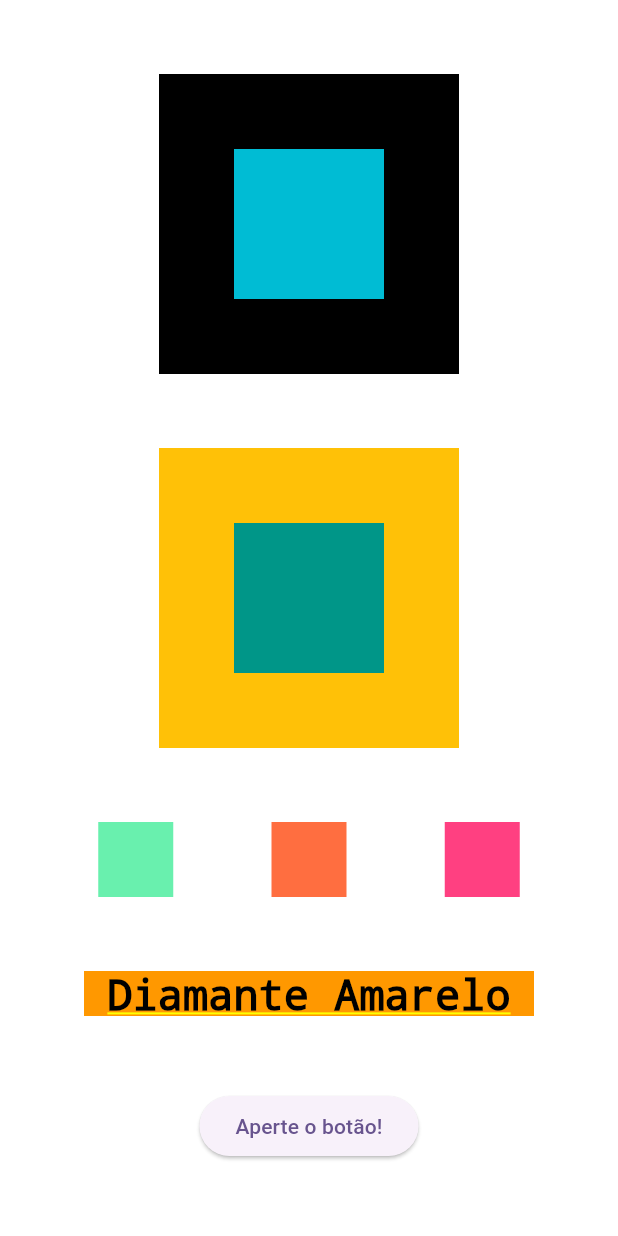
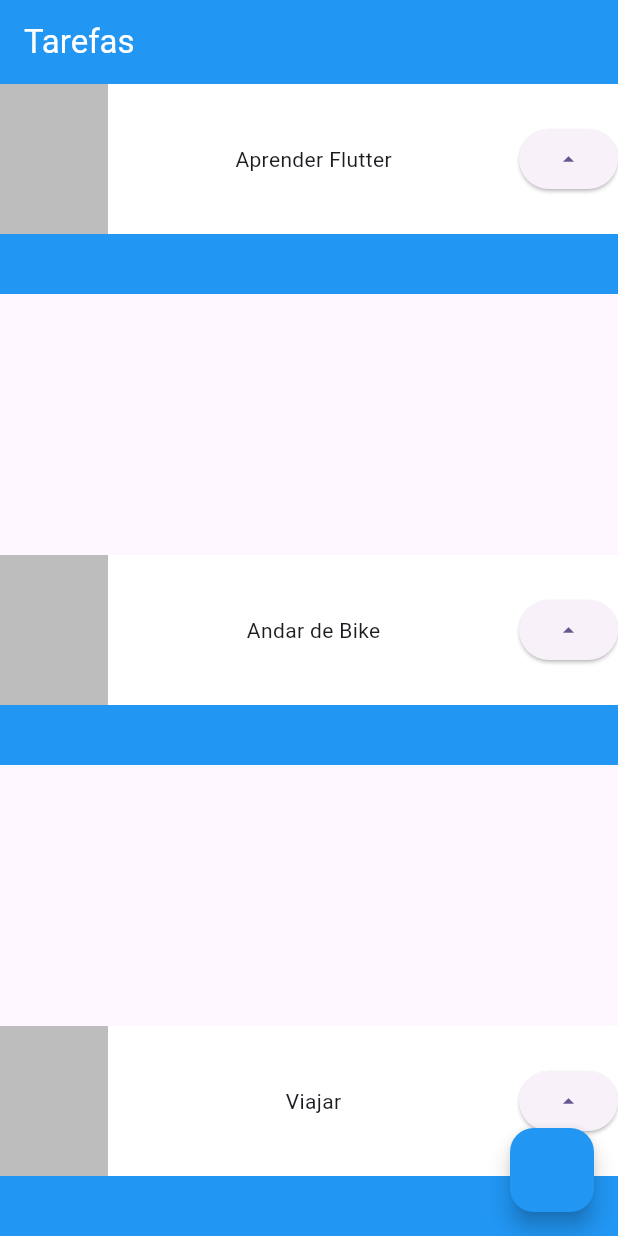
Before and after one commit to eduardobelico/flutest, a Flutter app: the screen it shows after launch, on a phone screen of 412 x 824 dp. Run offline on Flutter 3.47's test engine with Material 2 defaults, Android fonts, the phone set to English and light mode, and no system bars.

Commit message:
Scaffold e Stateless Widget.

```diff
--- a/lib/main.dart
+++ b/lib/main.dart
@@ -15,106 +15,58 @@ class MyApp extends StatelessWidget {
         colorScheme: ColorScheme.fromSeed(seedColor: Colors.deepPurple),
         useMaterial3: true,
       ),
-      home: Container(
-        color: Colors.white,
-        child: Column(
-          mainAxisAlignment: MainAxisAlignment.spaceEvenly,
-          crossAxisAlignment: CrossAxisAlignment.center,
+      home: Scaffold(
+        appBar: AppBar(
+          title: Text(
+            'Tarefas',
+            style: TextStyle(color: Colors.white),
+          ),
+          backgroundColor: Colors.blue,
+        ),
+        body: Column(
+          mainAxisAlignment: MainAxisAlignment.spaceBetween,
           children: [
-            Stack(
-              alignment: AlignmentDirectional.center,
-              children: [
-                Container(
-                  color: Colors.black,
-                  width: 200,
-                  height: 200,
-                ),
-                Container(
-                  color: Colors.cyan,
-                  width: 100,
-                  height: 100,
-                ),
-              ],
-            ),
-            Stack(
-              alignment: AlignmentDirectional.center,
-              children: [
-                Container(
-                  color: Colors.amber,
-                  width: 200,
-                  height: 200,
-                ),
-                Container(
-                  color: Colors.teal,
-                  width: 100,
-                  height: 100,
-                ),
-              ],
-            ),
-            Row(
-              mainAxisAlignment: MainAxisAlignment.spaceEvenly,
-              crossAxisAlignment: CrossAxisAlignment.center,
-              children: [
-                Container(
-                  color: Colors.greenAccent,
-                  width: 50,
-                  height: 50,
-                ),
-                Container(
-                  color: Colors.deepOrangeAccent,
-                  width: 50,
-                  height: 50,
-                ),
-                Container(
-                  color: Colors.pinkAccent,
-                  width: 50,
-                  height: 50,
-                ),
-              ],
-            ),
-            Container(
-              color: Colors.orange,
-              width: 300,
-              height: 30,
-              child: Text(
-                'Diamante Amarelo',
-                style: TextStyle(color: Colors.black, fontSize: 28),
-                textAlign: TextAlign.center,
-              ),
-            ),
-            ElevatedButton(onPressed: () {
-              print('Botão apertado!');
-            }, child: Text('Aperte o botão!'))
+            Task('Aprender Flutter'),
+            Task('Andar de Bike'),
+            Task('Viajar'),
           ],
         ),
+        floatingActionButton: FloatingActionButton(
+            onPressed: () {}, backgroundColor: Colors.blue),
       ),
     );
   }
 }
 
-/**
- * Stack(
-    alignment: AlignmentDirectional.center,
-    children: [
-    Container(color: Colors.white, width: 300, height: 300,),
-    Container(color: Colors.cyan,width: 100, height: 100,),
-    ],
-    )
- * Column(
-    mainAxisAlignment: MainAxisAlignment.center,
-    crossAxisAlignment: CrossAxisAlignment.center,
-    mainAxisSize: MainAxisSize.max,
-    children: [
-    Container(color: Colors.white, width: 300, height: 300,),
-    Container(color: Colors.cyan,width: 100, height: 100,),
-    ],
-    )
- *  Row(
-    mainAxisAlignment: MainAxisAlignment.spaceEvenly,
-    crossAxisAlignment: CrossAxisAlignment.center,
-    children: [
-    Container(color: Colors.white, width: 200, height: 200,),
-    Container(color: Colors.cyan,width: 100, height: 100,),
-    ],
-    )
- */
+class Task extends StatelessWidget {
+  final String nome;
+  const Task(this.nome, {super.key});
+
+  @override
+  Widget build(BuildContext context) {
+    return Container(
+      child: Stack(
+        children: [
+          Container(
+            color: Colors.blue,
+            height: 140,
+          ),
+          Container(
+            color: Colors.white,
+            height: 100,
+            child: Row(
+              mainAxisAlignment: MainAxisAlignment.spaceBetween,
+              children: [
+                Container(color: Colors.black26,
+                  height: 100,
+                  width: 72,),
+                Text(nome),
+                ElevatedButton(onPressed: (){}, child: Icon(Icons.arrow_drop_up))
+              ],
+            ),
+          )
+        ],
+      ),
+    );
+  }
+}
```
Also changed, not shown: lib/tela_testes.dart (added, +101 -0 lines).
